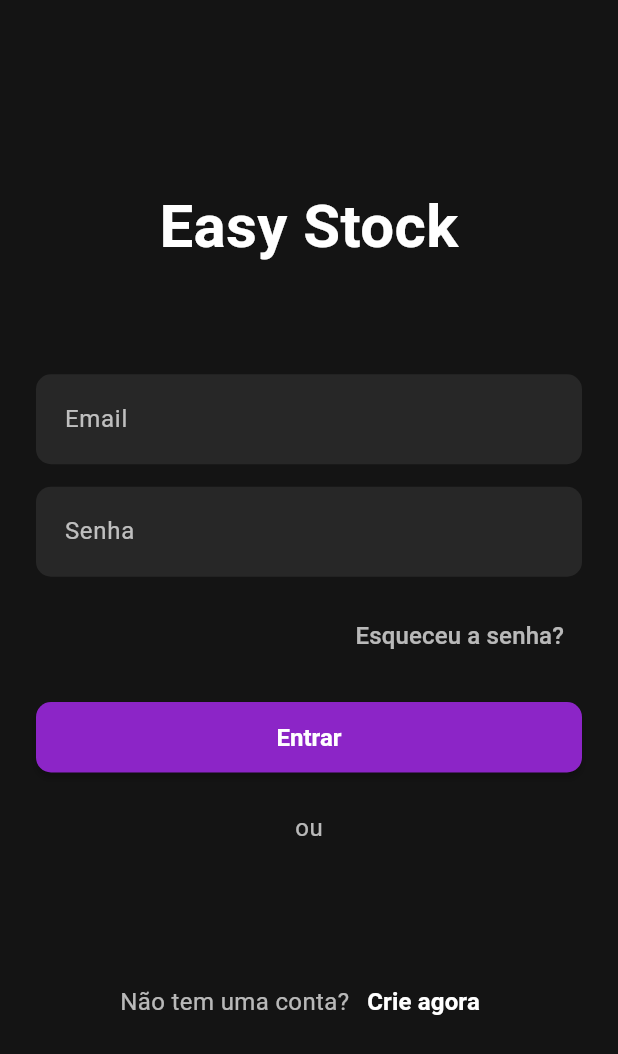
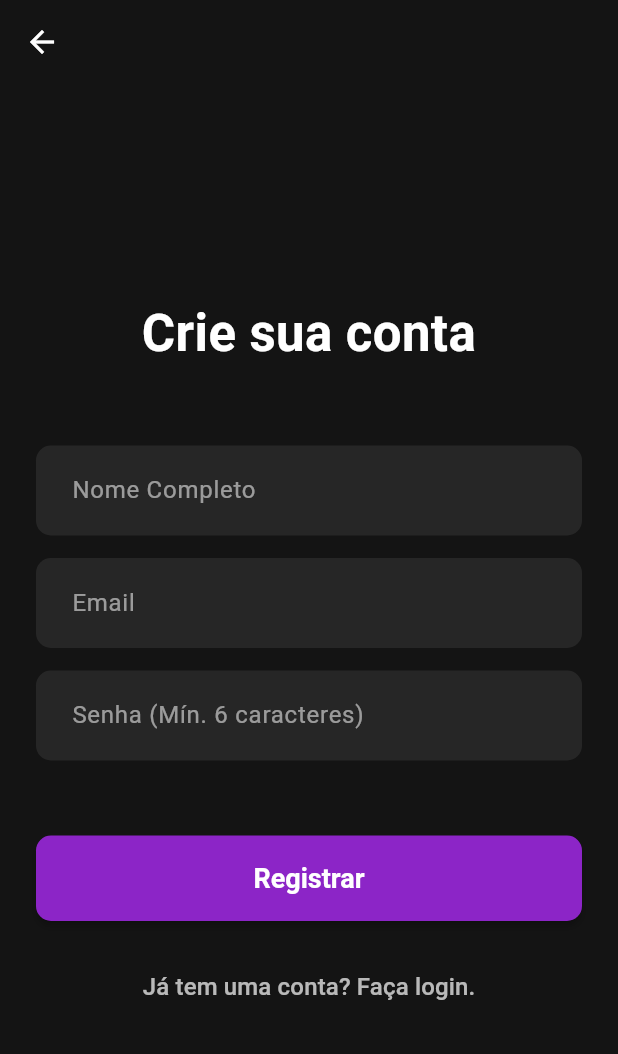
Before and after one commit to joaogbx/easy_stock, a Flutter app: the LoginScreen screen opened directly, after a tap on "Crie agora", on a phone screen of 412 x 824 dp. Shown: the top 1054 px of the screen. Run offline on Flutter 3.47's test engine with Material 3 defaults, Android fonts, the phone set to English and light mode, and no system bars; our stand-ins replace bloc, dio, flutter_bloc, freezed_annotation, get_it, injectable; network calls fail.

Commit message:
create user implementation

```diff
--- /dev/null
+++ b/devtools_options.yaml
@@ -0,0 +1,3 @@
+description: This file stores settings for Dart & Flutter DevTools.
+documentation: https://docs.flutter.dev/tools/devtools/extensions#configure-extension-enablement-states
+extensions:
--- a/lib/app/core/domain/repositories/i_auth_repository.dart
+++ b/lib/app/core/domain/repositories/i_auth_repository.dart
@@ -1,4 +1,3 @@
-import 'package:easy_stock/app/core/data/models/user_model.dart';
 import 'package:easy_stock/app/core/result/result.dart';
 
 abstract class IAuthRepository {
--- a/lib/app/core/domain/repositories/i_user_repository.dart
+++ b/lib/app/core/domain/repositories/i_user_repository.dart
@@ -1,8 +1,8 @@
-import 'package:easy_stock/app/core/data/models/user_model.dart';
+import 'package:easy_stock/app/core/result/result.dart';
 
 abstract class IUserRepository {
-  Future<User> createUser({required Map<String, dynamic> payload});
-  Future<User> updateUser({
+  Future<Result> createUser({required Map<String, dynamic> payload});
+  Future<Result> updateUser({
     required int userId,
     required Map<String, dynamic> payload,
   });
--- a/lib/app/ui/auth/cubit/auth_state.dart
+++ /dev/null
@@ -1,6 +0,0 @@
-part of 'auth_cubit.dart';
-
-@freezed
-abstract class AuthState with _$AuthState {
-  factory AuthState() = _AuthState;
-}
--- a/lib/app/ui/config/config_page.dart
+++ b/lib/app/ui/config/config_page.dart
@@ -1,4 +1,4 @@
-import 'package:easy_stock/app/ui/auth/screens/login_screen.dart';
+import 'package:easy_stock/app/ui/user/screens/login/login_screen.dart';
 import 'package:flutter/material.dart';
 
 // Definições de cor Literais e Constantes para Autonomia
--- /dev/null
+++ b/lib/app/ui/user/screens/create_user/create_account_screen.dart
@@ -0,0 +1,256 @@
+import 'package:easy_stock/app/core/config/injection.dart';
+import 'package:easy_stock/app/core/ui/components/dialog_feedback.dart';
+import 'package:easy_stock/app/ui/user/screens/create_user/cubit/create_user_cubit.dart';
+import 'package:easy_stock/app/ui/user/screens/login/cubit/auth_cubit.dart';
+import 'package:flutter/material.dart';
+import 'package:flutter_bloc/flutter_bloc.dart';
+
+class CreateAccountScreen extends StatefulWidget {
+  const CreateAccountScreen({super.key});
+
+  @override
+  State<CreateAccountScreen> createState() => _CreateAccountScreenState();
+}
+
+class _CreateAccountScreenState extends State<CreateAccountScreen> {
+  final _cubit = getIt<CreateUserCubit>();
+  final TextEditingController nameController = TextEditingController();
+  final TextEditingController emailController = TextEditingController();
+  final TextEditingController passwordController = TextEditingController();
+  final _formKey = GlobalKey<FormState>();
+
+  // Roxo escuro do botão
+  static const Color primaryPurple = Color.fromARGB(255, 140, 37, 199);
+  // Fundo do Scaffold
+  static const Color darkBackground = Color.fromARGB(255, 20, 20, 20);
+
+  // Variável de estado para simular o loading/processamento
+  bool _isLoading = false;
+
+  @override
+  void dispose() {
+    nameController.dispose();
+    emailController.dispose();
+    passwordController.dispose();
+    super.dispose();
+  }
+
+  @override
+  Widget build(BuildContext context) {
+    return BlocProvider(
+      create: (context) => _cubit,
+      child: BlocListener<CreateUserCubit, CreateUserState>(
+        listener: (context, state) {
+          if (state.errorMessage != null) {
+            showSnackBarFeedback(
+              context: context,
+              feedbackType: FeedbackType.error,
+              message: state.errorMessage!,
+            );
+          }
+
+          if (state.user != null) {
+            showSnackBarFeedback(
+              context: context,
+              feedbackType: FeedbackType.success,
+              message: 'Usuário criado com sucesso',
+            );
+          }
+        },
+        child: BlocBuilder<CreateUserCubit, CreateUserState>(
+          builder: (context, state) {
+            final isLoading = state.loading;
+            return Scaffold(
+              backgroundColor: darkBackground,
+              appBar: AppBar(
+                backgroundColor: darkBackground,
+                elevation: 0,
+                iconTheme: const IconThemeData(color: Colors.white),
+              ),
+              body: Center(
+                child: SingleChildScrollView(
+                  padding: const EdgeInsets.symmetric(
+                    horizontal: 24.0,
+                    vertical: 20,
+                  ),
+                  child: Form(
+                    key: _formKey,
+                    child: Column(
+                      crossAxisAlignment: CrossAxisAlignment.stretch,
+                      children: <Widget>[
+                        const Text(
+                          'Crie sua conta',
+                          textAlign: TextAlign.center,
+                          style: TextStyle(
+                            color: Colors.white,
+                            fontSize: 34,
+                            fontWeight: FontWeight.bold,
+                          ),
+                        ),
+                        const SizedBox(height: 50),
+
+                        // --- Campo Nome ---
+                        TextFormField(
+                          controller: nameController,
+                          keyboardType: TextInputType.name,
+                          decoration: _inputDecoration('Nome Completo'),
+                          validator: (value) {
+                            if (value == null || value.trim().isEmpty) {
+                              return 'O nome é obrigatório.';
+                            }
+                            return null;
+                          },
+                          style: const TextStyle(color: Colors.white),
+                        ),
+                        const SizedBox(height: 15),
+
+                        // --- Campo Email ---
+                        TextFormField(
+                          controller: emailController,
+                          keyboardType: TextInputType.emailAddress,
+                          decoration: _inputDecoration('Email'),
+                          validator: (value) {
+                            if (value == null || value.isEmpty) {
+                              return 'O email é obrigatório.';
+                            }
+                            if (!RegExp(
+                              r'^[^@]+@[^@]+\.[^@]+',
+                            ).hasMatch(value)) {
+                              return 'Insira um email válido';
+                            }
+                            return null;
+                          },
+                          style: const TextStyle(color: Colors.white),
+                        ),
+                        const SizedBox(height: 15),
+
+                        // --- Campo Senha ---
+                        TextFormField(
+                          controller: passwordController,
+                          obscureText: true,
+                          decoration: _inputDecoration(
+                            'Senha (Mín. 6 caracteres)',
+                          ),
+                          validator: (value) {
+                            if (value == null || value.isEmpty) {
+                              return 'A senha é obrigatória.';
+                            }
+                            if (value.length < 6) {
+                              return 'A senha deve ter no mínimo 6 caracteres';
+                            }
+                            return null;
+                          },
+                          style: const TextStyle(color: Colors.white),
+                        ),
+                        const SizedBox(height: 50),
+
+                        // --- Botão de Registro ---
+                        ElevatedButton(
+                          onPressed: () async {
+                            await context.read<CreateUserCubit>().createUser(
+                              email: emailController.text,
+                              password: passwordController.text,
+                              name: nameController.text,
+                            );
+                          },
+                          style: ElevatedButton.styleFrom(
+                            backgroundColor: primaryPurple,
+                            foregroundColor: Colors.white,
+                            padding: const EdgeInsets.symmetric(vertical: 18),
+                            shape: RoundedRectangleBorder(
+                              borderRadius: BorderRadius.circular(10),
+                            ),
+                          ),
+                          child: isLoading
+                              ? const SizedBox(
+                                  width: 24,
+                                  height: 24,
+                                  child: CircularProgressIndicator(
+                                    color: Colors.white,
+                                    strokeWidth: 2,
+                                  ),
+                                )
+                              : const Text(
+                                  'Registrar',
+                                  style: TextStyle(
+                                    fontSize: 18,
+                                    fontWeight: FontWeight.bold,
+                                  ),
+                                ),
+                        ),
+                        const SizedBox(height: 20),
+
+                        // --- Link para Login ---
+                        TextButton(
+                          onPressed: () {
+                            // Implementar navegação de volta para a tela de login
+                            Navigator.of(context).pop();
+                          },
+                          child: const Text(
+                            'Já tem uma conta? Faça login.',
+                            style: TextStyle(
+                              color: Colors.white70,
+                              fontSize: 16,
+                            ),
+                          ),
+                        ),
+                      ],
+                    ),
+                  ),
+                ),
+              ),
+            );
+          },
+        ),
+      ),
+    );
+  }
+
+  // Função auxiliar para o estilo dos TextFields
+  InputDecoration _inputDecoration(String hint) {
+    return InputDecoration(
+      hintText: hint,
+      hintStyle: const TextStyle(color: Colors.white54),
+      filled: true,
+      fillColor: Colors.white.withOpacity(0.08),
+      border: OutlineInputBorder(
+        borderRadius: BorderRadius.circular(10),
+        borderSide: BorderSide.none,
+      ),
+      enabledBorder: OutlineInputBorder(
+        borderRadius: BorderRadius.circular(10),
+        borderSide: BorderSide.none,
+      ),
+      focusedBorder: OutlineInputBorder(
+        borderRadius: BorderRadius.circular(10),
+        borderSide: const BorderSide(
+          color: primaryPurple,
+          width: 2,
+        ), // Borda roxa ao focar
+      ),
+      contentPadding: const EdgeInsets.symmetric(horizontal: 20, vertical: 18),
+    );
+  }
+}
+
+// ----------------------------------------------------------------------------------
+// Exemplo de como rodar (apenas para fins de teste no DartPad/projeto)
+// ----------------------------------------------------------------------------------
+/* void main() {
+  // Você precisaria de um MaterialApp aqui, com um tema dark configurado
+  runApp(MaterialApp(
+    theme: ThemeData(
+      brightness: Brightness.dark,
+      scaffoldBackgroundColor: _CreateAccountScreenState.darkBackground,
+      colorScheme: ColorScheme.fromSwatch(
+        primarySwatch: Colors.deepPurple,
+        brightness: Brightness.dark,
+      ).copyWith(
+        primary: _CreateAccountScreenState.primaryPurple,
+        background: _CreateAccountScreenState.darkBackground,
+      ),
+    ),
+    home: const CreateAccountScreen(),
+  ));
+}
+*/
--- /dev/null
+++ b/lib/app/ui/user/screens/create_user/cubit/create_user_cubit.dart
@@ -0,0 +1,50 @@
+import 'package:easy_stock/app/core/config/injection.dart';
+import 'package:easy_stock/app/core/cubit/app_cubit.dart';
+import 'package:easy_stock/app/core/data/models/user_model.dart';
+import 'package:easy_stock/app/core/domain/repositories/i_auth_repository.dart';
+import 'package:easy_stock/app/core/domain/repositories/i_user_repository.dart';
+import 'package:flutter/material.dart';
+import 'package:flutter_bloc/flutter_bloc.dart';
+import 'package:injectable/injectable.dart';
+import 'package:freezed_annotation/freezed_annotation.dart';
+
+part 'create_user_state.dart';
+part 'create_user_cubit.freezed.dart';
+
+@Injectable()
+class CreateUserCubit extends Cubit<CreateUserState> {
+  CreateUserCubit(this._iUserRepository) : super(CreateUserState());
+
+  final IUserRepository _iUserRepository;
+
+  createUser({
+    required String email,
+    required String password,
+    required String name,
+  }) async {
+    emit(state.copyWith(loading: true, errorMessage: null));
+
+    final payload = {
+      'email': email,
+      'password': password,
+      'name': name,
+      'role': 'ADMIN',
+    };
+
+    final result = await _iUserRepository.createUser(payload: payload);
+
+    if (result.isError) {
+      emit(state.copyWith(errorMessage: result.error, loading: false));
+
+      print(state.errorMessage);
+
+      return false;
+    }
+
+    emit(
+      state.copyWith(loading: false, user: result.data),
+    );
+
+    return true;
+  }
+}
--- /dev/null
+++ b/lib/app/ui/user/screens/create_user/cubit/create_user_state.dart
@@ -0,0 +1,10 @@
+part of 'create_user_cubit.dart';
+
+@freezed
+abstract class CreateUserState with _$CreateUserState {
+  factory CreateUserState({
+    @Default(false) bool loading,
+    @Default(null) String? errorMessage,
+    User? user,
+  }) = _CreateUserState;
+}
--- a/lib/app/ui/auth/screens/login_screen.dart
+++ b/lib/app/ui/user/screens/login/login_screen.dart
@@ -1,6 +1,6 @@
 import 'package:easy_stock/app/core/config/injection.dart';
-import 'package:easy_stock/app/core/ui/components/dialog_feedback.dart';
-import 'package:easy_stock/app/ui/auth/cubit/auth_cubit.dart';
+import 'package:easy_stock/app/ui/user/screens/login/cubit/auth_cubit.dart';
+import 'package:easy_stock/app/ui/user/screens/create_user/create_account_screen.dart';
 import 'package:flutter/cupertino.dart';
 import 'package:flutter/material.dart';
 import 'package:flutter_bloc/flutter_bloc.dart';
@@ -89,35 +89,20 @@ class _LoginScreenState extends State<LoginScreen> {
                         ),
                       ),
                       const SizedBox(height: 20),
-                      ElevatedButton(
+                      SizedBox(
+                        height: 50,
+                        child: ElevatedButton(
                           onPressed: () {
-                          // context.read<AuthCubit>().autenticate(
-                          //   email: emailController.text,
-                          //   password: passwordController.text,
-                          // );
-                          showDialog(
-                            context: context,
-                            builder: (context) {
-                              return DialogFeedback(
-                                success: true,
-                                title: 'Erro',
-                                message: 'Msg de erro',
+                            context.read<AuthCubit>().autenticate(
+                              email: emailController.text,
+                              password: passwordController.text,
                             );
                           },
-                          );
-                        },
-                        style: Theme.of(context).elevatedButtonTheme.style!
-                            .copyWith(
-                              backgroundColor: MaterialStateProperty.all<Color>(
-                                Color.fromARGB(255, 140, 37, 199),
-                              ),
-                              foregroundColor: MaterialStateProperty.all<Color>(
-                                Colors.black,
-                              ),
-                            ),
+
                           child: const Text(
                             'Entrar',
                             style: TextStyle(color: Colors.white),
+                          ),
                         ),
                       ),
                       const SizedBox(height: 25),
@@ -141,7 +126,13 @@ class _LoginScreenState extends State<LoginScreen> {
                             ),
                           ),
                           TextButton(
-                            onPressed: () {},
+                            onPressed: () {
+                              Navigator.of(context).push(
+                                MaterialPageRoute(
+                                  builder: (context) => CreateAccountScreen(),
+                                ),
+                              );
+                            },
                             child: const Text(
                               'Crie agora',
                               style: TextStyle(
--- a/lib/constants.dart
+++ b/lib/constants.dart
@@ -1,5 +1,5 @@
 import 'package:dio/dio.dart';
 
-final apiUrl = 'http://192.168.100.8:3000';
-//const apiUrl = 'http://localhost:3000.com';
+//final apiUrl = 'http://192.168.100.8:3000';
+const apiUrl = 'http://localhost:3000';
 final diohttp = Dio(BaseOptions(baseUrl: apiUrl));
--- a/lib/main.dart
+++ b/lib/main.dart
@@ -27,8 +27,10 @@ class MyApp extends StatelessWidget {
         ),
         elevatedButtonTheme: ElevatedButtonThemeData(
           style: ElevatedButton.styleFrom(
-            foregroundColor: Colors.white,
-            backgroundColor: Colors.indigo,
+            backgroundColor: Color.fromARGB(255, 140, 37, 199),
+
+            foregroundColor: Colors.black,
+
             padding: EdgeInsets.symmetric(vertical: 14, horizontal: 20),
             shape: RoundedRectangleBorder(
               borderRadius: BorderRadius.circular(10),
```
Also changed, not shown: lib/app/core/data/datasource/remote/user_datasource.dart (added, +15 -0 lines), lib/app/core/data/repositories/user_repository.dart (added, +35 -0 lines), lib/app/core/ui/components/dialog_feedback.dart (+41 -96 lines), lib/app/ui/user/screens/login/cubit/auth_cubit.dart (renamed from lib/app/ui/auth/cubit/auth_cubit.dart, +6 -5 lines), lib/app/ui/user/screens/login/cubit/auth_state.dart (added, +9 -0 lines), lib/app/core/config/injection.config.dart, lib/app/ui/auth/cubit/auth_cubit.freezed.dart (deleted), lib/app/ui/user/screens/create_user/cubit/create_user_cubit.freezed.dart (added), lib/app/ui/user/screens/login/cubit/auth_cubit.freezed.dart (added), pubspec.lock. Lines whose indentation alone changed are shown as unchanged.
